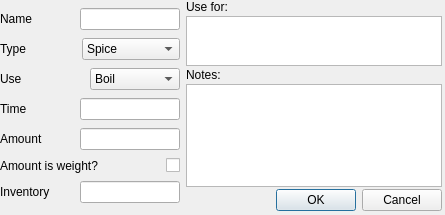
This is ui/miscEditor.ui in Brewtarget/brewtarget as Qt 5 draws it before an edit. The edited form follows.
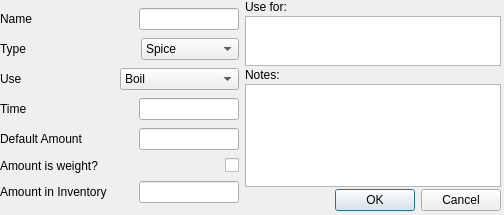
This is the edited form.

Commit message: Changed GUI for clarity and consistency. i.e. Amount->Default Amount and Inventory->Amount in Inventory

```diff
--- a/ui/miscEditor.ui
+++ b/ui/miscEditor.ui
@@ -6,19 +6,19 @@
    <rect>
     <x>0</x>
     <y>0</y>
-    <width>445</width>
+    <width>504</width>
     <height>215</height>
    </rect>
   </property>
   <property name="windowTitle">
    <string>Misc Editor</string>
   </property>
-  <widget class="QWidget" name="">
+  <widget class="QWidget" name="layoutWidget">
    <property name="geometry">
     <rect>
      <x>0</x>
      <y>0</y>
-     <width>442</width>
+     <width>501</width>
      <height>211</height>
     </rect>
    </property>
@@ -244,7 +244,7 @@
            </sizepolicy>
           </property>
           <property name="text">
-           <string>Amount</string>
+           <string>Default Amount</string>
           </property>
          </widget>
         </item>
@@ -316,7 +316,7 @@
         <item>
          <widget class="QLabel" name="label_inventory">
           <property name="text">
-           <string>Inventory</string>
+           <string>Amount in Inventory</string>
           </property>
          </widget>
         </item>
```
The commit also changes 3 other files.
